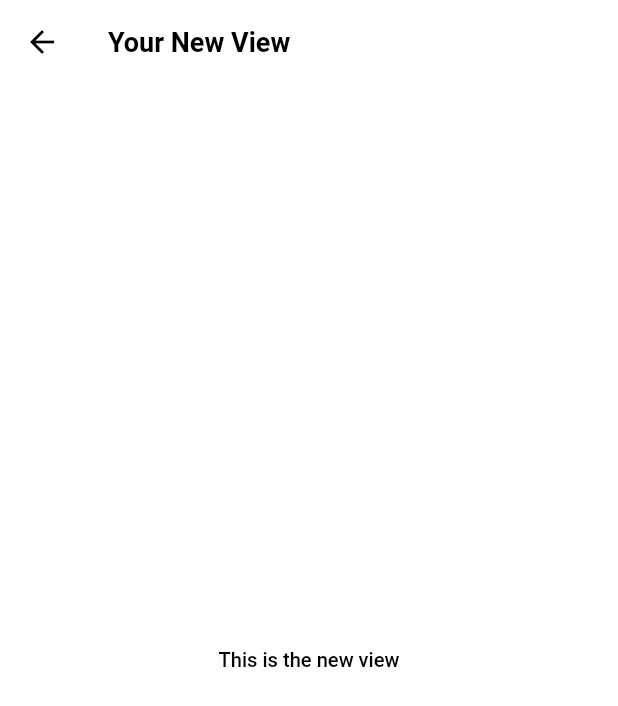
After one commit to IshanA2007/GeneSIS, a Flutter app: the Gradebook screen opened directly, after a tap on "Math 4", on a phone screen of 412 x 824 dp. The commit adds this screen. Shown: the top 706 px of the screen. Run offline on Flutter 3.47's test engine with Material 3 defaults, Android fonts, the light colour scheme and no system bars; our stand-ins replace carousel_slider, fl_chart, flutter_screenutil, get, iconsax, smooth_page_indicator; Roboto replaces fonts that are missing (Poppins).

Commit message:
grades view initial

```diff
--- a/lib/features/app/screens/gradebook/widgets/gradebook_gradecard.dart
+++ b/lib/features/app/screens/gradebook/widgets/gradebook_gradecard.dart
@@ -1,7 +1,10 @@
 import 'package:flutter/material.dart';
+import 'package:get/get.dart';
 import 'package:grades/utils/constants/colors.dart';
 import 'package:grades/utils/constants/sizes.dart';
 import 'package:grades/utils/helpers/helper_functions.dart';
+
+import 'gradebook_gradesview.dart';
 
 class GradeCard extends StatelessWidget {
   const GradeCard({
@@ -23,7 +26,11 @@ class GradeCard extends StatelessWidget {
   Widget build(BuildContext context) {
     final dark = GenesisHelpers.isDarkMode(context);
 
-    return Row(
+    return InkWell(
+      onTap: () {
+        Get.to(() => const GradesView());
+      },
+      child: Row(
         children: [
           // left - class name, change %, missing assignments
           Expanded(
@@ -37,7 +44,8 @@ class GradeCard extends StatelessWidget {
                     className,
                     overflow: TextOverflow.ellipsis,
                     style: Theme.of(context).textTheme.headlineSmall!.apply(
-                      color: dark ? GenesisColors.white : GenesisColors.white),
+                        color:
+                            dark ? GenesisColors.white : GenesisColors.white),
                   ),
                 ),
                 const SizedBox(
@@ -78,7 +86,10 @@ class GradeCard extends StatelessWidget {
                           const Spacer(),
                           Text(
                             '$missingAssignments missing assignments',
-                          style: Theme.of(context).textTheme.labelMedium!.apply(color: GenesisColors.darkGrey),
+                            style: Theme.of(context)
+                                .textTheme
+                                .labelMedium!
+                                .apply(color: GenesisColors.darkGrey),
                           ),
                           // const Spacer(),
                         ],
@@ -111,7 +122,10 @@ class GradeCard extends StatelessWidget {
                   ),
                   Text(
                     '${gradePercent.toStringAsFixed(2)}%',
-                  style: Theme.of(context).textTheme.titleSmall!.apply(color: GenesisColors.grey),
+                    style: Theme.of(context)
+                        .textTheme
+                        .titleSmall!
+                        .apply(color: GenesisColors.grey),
                     textHeightBehavior: const TextHeightBehavior(
                       applyHeightToFirstAscent: false,
                       applyHeightToLastDescent: false,
@@ -122,6 +136,7 @@ class GradeCard extends StatelessWidget {
             ),
           ),
         ],
+      ),
     );
   }
 }
--- /dev/null
+++ b/lib/features/app/screens/gradebook/widgets/gradebook_gradesview.dart
@@ -0,0 +1,16 @@
+import 'package:flutter/material.dart';
+
+class GradesView extends StatelessWidget {
+  const GradesView({super.key});
+  @override
+  Widget build(BuildContext context) {
+    return Scaffold(
+      appBar: AppBar(
+        title: Text('Your New View'),
+      ),
+      body: Center(
+        child: Text('This is the new view'),
+      ),
+    );
+  }
+}
--- a/lib/features/authentication/screens/login/widgets/login_form.dart
+++ b/lib/features/authentication/screens/login/widgets/login_form.dart
@@ -53,7 +53,7 @@ class GenesisLoginForm extends StatelessWidget {
           SizedBox(
             width: double.infinity,
             child: ElevatedButton(
-              onPressed: () {Get.to(() => const NavigationMenu());},
+              onPressed: () {Get.offAll(() => const NavigationMenu());},
               child: const Text(GenesisTexts.signIn),
             ),
           ),
```
Also changed, not shown: 2 other files. Lines whose indentation alone changed are shown as unchanged.
